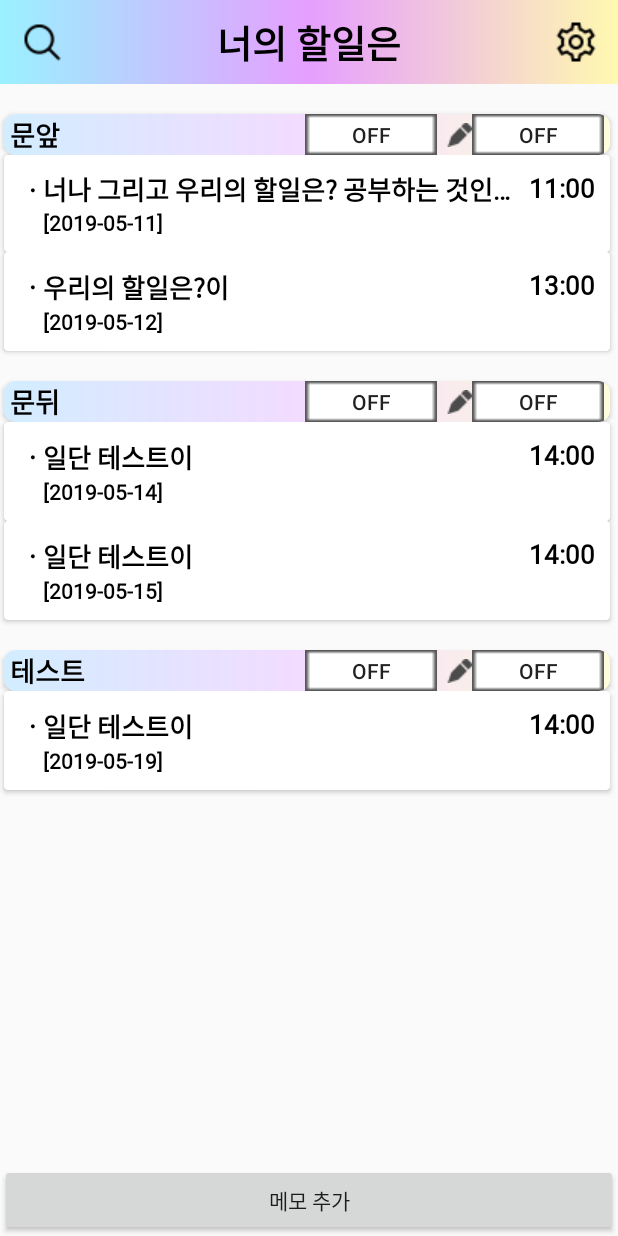
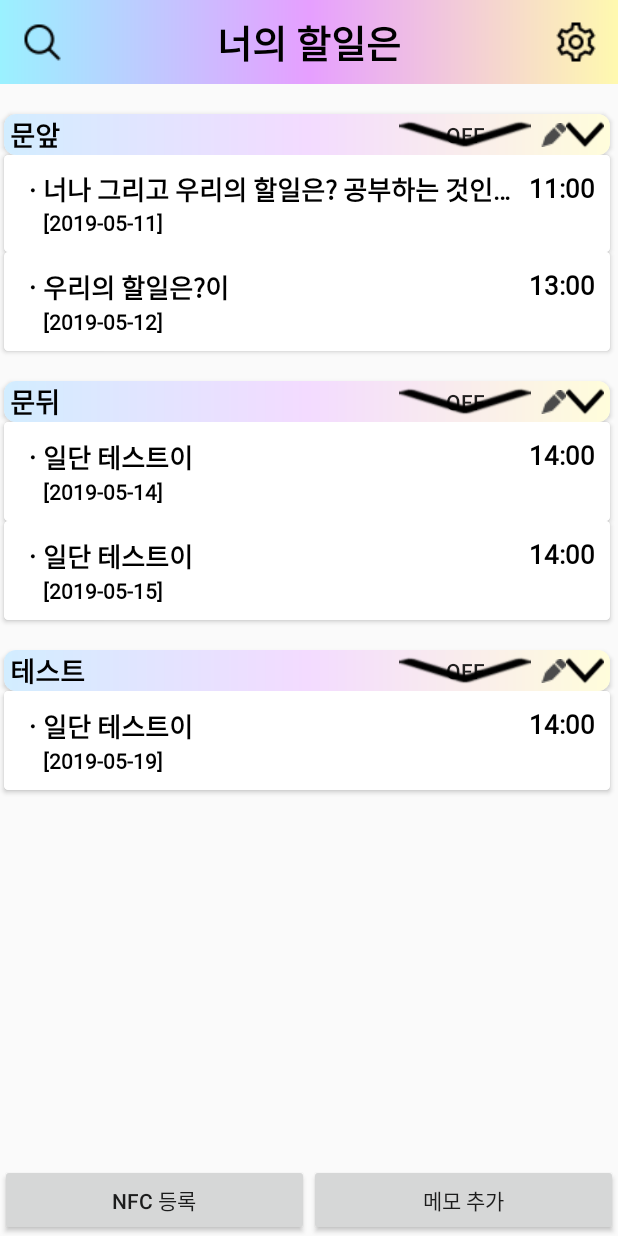
Before and after one commit to xlbatross/memoWithNFC, an Android app: the screen it shows after launch (MainActivity), on a phone screen of 412 x 824 dp. Run offline under Robolectric (Android 15) with nearby library versions, the phone set to English and light mode, and no system bars.

Commit message:
fold 토글 버튼 이미지 추가 (drawable: toggle.xml,arrow_down.png, arrow_up.png layout: category_bar.xml)
전체 메모 화면으로 접근할 때의 클릭 액션을 롱 클릭으로 수정
(memoViewHolder.java)

카테고리 메모 화면으로 접근하기 위한 클릭 액션을 롱 클릭으로 수정
(CategoryAdapter.java)

카테고리 바를 단순 터치했을 때 fold 버튼 토글이 되도록 수정
(CategoryAdapter.java)

```diff
--- a/app/src/main/java/com/project/memowithnfc/mainCategoryView/CategoryAdapter.java
+++ b/app/src/main/java/com/project/memowithnfc/mainCategoryView/CategoryAdapter.java
@@ -95,12 +95,34 @@ public class CategoryAdapter extends  RecyclerView.Adapter<RecyclerView.ViewHold
             CategoryItem cgi = (CategoryItem) visibleItems.get(position);
             categoryViewHolder.category.setText(cgi.category.getName());
 
-            categoryViewHolder.category.setOnClickListener(new View.OnClickListener() {
+            categoryViewHolder.cView.setOnClickListener(new View.OnClickListener() {
                 @Override
                 public void onClick(View v) {
+                    categoryViewHolder.fold.toggle();
+                }
+            });
+
+            categoryViewHolder.fold.setTag(holder);
+            categoryViewHolder.fold.setOnCheckedChangeListener(new CompoundButton.OnCheckedChangeListener() {
+                @Override
+                public void onCheckedChanged(CompoundButton buttonView, boolean isChecked) {
+                    int holderPosition = ((CategoryViewHolder)buttonView.getTag()).getAdapterPosition();
+                    if(isChecked) {
+                        expandMemoItems(holderPosition);
+                    }
+                    else {
+                        collapseMemoItems(holderPosition);
+                    }
+                }
+            });
+
+            categoryViewHolder.cView.setOnLongClickListener(new View.OnLongClickListener() {
+                @Override
+                public boolean onLongClick(View v) {
                     Intent intent = new Intent(context, CategoryMemoActivity.class);
                     intent.putExtra("category_id", cgi.category.getId());
                     context.startActivity(intent);
+                    return false;
                 }
             });
 
@@ -115,20 +137,6 @@ public class CategoryAdapter extends  RecyclerView.Adapter<RecyclerView.ViewHold
                         Intent intent = new Intent(context, NfcCheckActivity.class);
                         intent.putExtra("category_id", cgi.category.getId());
                         context.startActivity(intent);
-                    }
-                }
-            });
-
-            categoryViewHolder.fold.setTag(holder);
-            categoryViewHolder.fold.setOnCheckedChangeListener(new CompoundButton.OnCheckedChangeListener() {
-                @Override
-                public void onCheckedChanged(CompoundButton buttonView, boolean isChecked) {
-                    int holderPosition = ((CategoryViewHolder)buttonView.getTag()).getAdapterPosition();
-                    if(isChecked) {
-                        expandMemoItems(holderPosition);
-                    }
-                    else {
-                        collapseMemoItems(holderPosition);
                     }
                 }
             });
--- a/app/src/main/java/com/project/memowithnfc/viewholder/CategoryViewHolder.java
+++ b/app/src/main/java/com/project/memowithnfc/viewholder/CategoryViewHolder.java
@@ -8,12 +8,14 @@ import android.widget.ToggleButton;
 import com.project.memowithnfc.R;
 
 public class CategoryViewHolder extends RecyclerView.ViewHolder {
+    public View cView;
     public TextView category;
     public ToggleButton nfc;
     public ToggleButton fold;
 
     public CategoryViewHolder(View view) {
         super(view);
+        this.cView = view;
         this.category = (TextView) view.findViewById(R.id.category_name);
         this.nfc = (ToggleButton) view.findViewById(R.id.nfc);
         this.fold = (ToggleButton) view.findViewById(R.id.fold);
--- a/app/src/main/java/com/project/memowithnfc/viewholder/MemoViewHolder.java
+++ b/app/src/main/java/com/project/memowithnfc/viewholder/MemoViewHolder.java
@@ -28,13 +28,23 @@ public class MemoViewHolder extends RecyclerView.ViewHolder {
         this.category = (TextView) view.findViewById(R.id.Memo_category);
         this.mid = (TextView) view.findViewById(R.id.Memo_id);
 
-        this.mView.setOnClickListener(new View.OnClickListener() {
+        /*this.mView.setOnClickListener(new View.OnClickListener() {
             @Override
             public void onClick(View v) {
                 Intent intent = new Intent(view.getContext(), WholeMemoActivity.class);
                 intent.putExtra("memo_id", Integer.valueOf(mid.getText().toString()));
                 view.getContext().startActivity(intent);
             }
+        });*/
+
+        this.mView.setOnLongClickListener(new View.OnLongClickListener() {
+            @Override
+            public boolean onLongClick(View v) {
+                Intent intent = new Intent(view.getContext(), WholeMemoActivity.class);
+                intent.putExtra("memo_id", Integer.valueOf(mid.getText().toString()));
+                view.getContext().startActivity(intent);
+                return false;
+            }
         });
     }
 }
--- a/app/src/main/res/drawable/toggle.xml
+++ b/app/src/main/res/drawable/toggle.xml
@@ -1,6 +1,6 @@
 <?xml version="1.0" encoding="utf-8"?>
 <selector xmlns:android="http://schemas.android.com/apk/res/android">
     <item android:state_checked="true"
-        android:drawable="@drawable/symbol4" />
-    <item android:drawable="@drawable/symbol3" />
+        android:drawable="@drawable/arrow_up" />
+    <item android:drawable="@drawable/arrow_down" />
 </selector>
--- a/app/src/main/res/layout/activity_main.xml
+++ b/app/src/main/res/layout/activity_main.xml
@@ -44,13 +44,23 @@
         app:layout_constraintBottom_toBottomOf="parent">
 
         <Button
+            android:id="@+id/regist_nfc"
+            android:layout_width="0dp"
+            android:layout_height="wrap_content"
+            android:text="nfc 등록"
+            app:layout_constraintTop_toTopOf="parent"
+            app:layout_constraintBottom_toBottomOf="parent"
+            app:layout_constraintStart_toStartOf="parent"
+            app:layout_constraintEnd_toStartOf="@id/add_memo"/>
+
+        <Button
             android:id="@+id/add_memo"
             android:layout_width="0dp"
             android:layout_height="wrap_content"
             android:text="메모 추가"
             app:layout_constraintTop_toTopOf="parent"
             app:layout_constraintBottom_toBottomOf="parent"
-            app:layout_constraintStart_toStartOf="parent"
+            app:layout_constraintStart_toEndOf="@id/regist_nfc"
             app:layout_constraintEnd_toEndOf="parent"/>
     </android.support.constraint.ConstraintLayout>
 
--- a/app/src/main/res/layout/category_bar.xml
+++ b/app/src/main/res/layout/category_bar.xml
@@ -52,10 +52,12 @@
 
         <ToggleButton
             android:id="@+id/fold"
-            android:layout_width="wrap_content"
+            android:layout_width="25dp"
             android:layout_height="0dp"
             android:layout_marginEnd="4dp"
             android:background="@drawable/toggle"
+            android:textOn=""
+            android:textOff=""
             app:layout_constraintBottom_toBottomOf="parent"
             app:layout_constraintEnd_toEndOf="parent"
             app:layout_constraintStart_toEndOf="@id/editCategoryName"
```
Also changed, not shown: app/src/main/res/drawable/arrow_down.png, app/src/main/res/drawable/arrow_up.png (added), app/src/main/res/drawable/symbol1.png (deleted), app/src/main/res/drawable/symbol3.png (deleted), app/src/main/res/drawable/symbol4.png (deleted).
